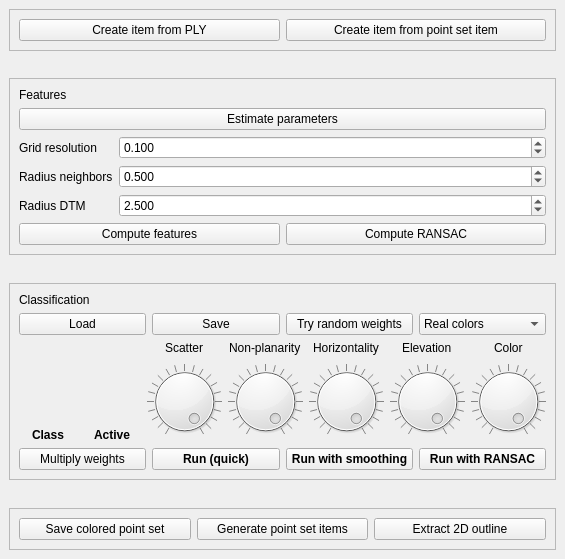
Before: the Qt Designer form Polyhedron/demo/Polyhedron/Plugins/Point_set/Point_set_classification_widget.ui in CGAL/cgal, drawn with Qt 5.
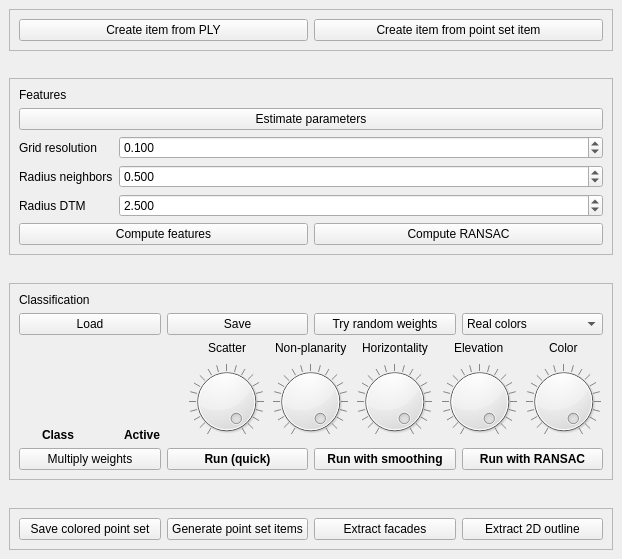
After: the same form once the commit is applied.

The edit to the form file:
```diff
--- a/Polyhedron/demo/Polyhedron/Plugins/Point_set/Point_set_classification_widget.ui
+++ b/Polyhedron/demo/Polyhedron/Plugins/Point_set/Point_set_classification_widget.ui
@@ -6,7 +6,7 @@
    <rect>
     <x>0</x>
     <y>0</y>
-    <width>565</width>
+    <width>622</width>
     <height>559</height>
    </rect>
   </property>
@@ -562,6 +562,13 @@
            </property>
           </widget>
          </item>
+         <item>
+          <widget class="QPushButton" name="extract_facades">
+           <property name="text">
+            <string>Extract facades</string>
+           </property>
+          </widget>
+         </item>
          <item>
           <widget class="QPushButton" name="extract_2d_outline">
            <property name="text">
```
